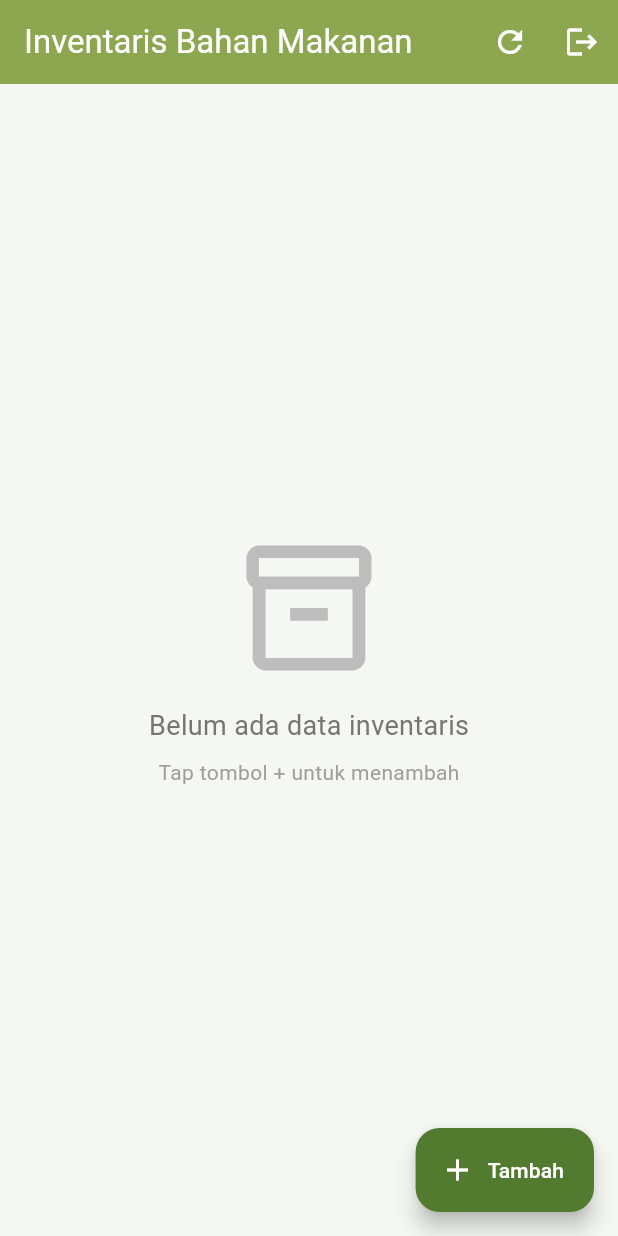
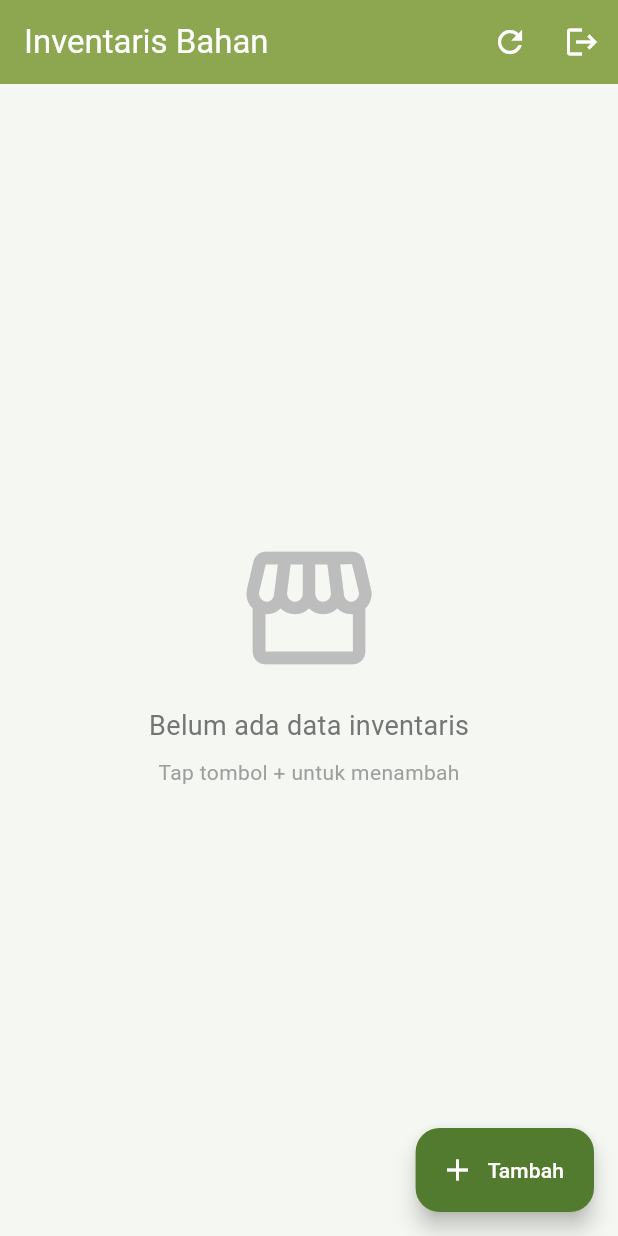
Before and after one commit to saahilmie/Responsi-2-Mobile-Paket-2-H1D023069, a Flutter app: the InventarisPage screen opened directly, on a phone screen of 412 x 824 dp. Run offline on Flutter 3.47's test engine with Material 3 defaults, Android fonts, the phone set to English and light mode, and no system bars; our stand-ins replace shared_preferences; accounts and stored records are empty; network calls fail.

Commit message:
Responsi 2 Mobile Paket 2 - H1D023069

```diff
--- a/lib/main.dart
+++ b/lib/main.dart
@@ -103,7 +103,8 @@ class _SplashCheckState extends State<SplashCheck> {
                 borderRadius: BorderRadius.circular(30),
               ),
               child: const Icon(
-                Icons.shopping_basket,
+                Icons.storefront
+,
                 size: 80,
                 color: Color(0xFF8da750),
               ),
@@ -121,7 +122,7 @@ class _SplashCheckState extends State<SplashCheck> {
             const Text(
               'Khonsaa',
               style: TextStyle(
-                fontSize: 16,
+                fontSize: 24,
                 color: Colors.white70,
               ),
             ),
--- a/lib/ui/inventaris_detail.dart
+++ b/lib/ui/inventaris_detail.dart
@@ -209,7 +209,8 @@ class _InventarisDetailState extends State<InventarisDetail> {
                                 borderRadius: BorderRadius.circular(16),
                               ),
                               child: const Icon(
-                                Icons.shopping_basket,
+                                Icons.storefront
+,
                                 size: 50,
                                 color: Color(0xFF8da750),
                               ),
--- a/lib/ui/inventaris_form.dart
+++ b/lib/ui/inventaris_form.dart
@@ -167,7 +167,8 @@ class _InventarisFormState extends State<InventarisForm> {
                           decoration: InputDecoration(
                             labelText: 'Nama Bahan Makanan',
                             hintText: 'Contoh: Beras Premium',
-                            prefixIcon: const Icon(Icons.shopping_basket),
+                            prefixIcon: const Icon(Icons.storefront
+),
                             border: OutlineInputBorder(
                               borderRadius: BorderRadius.circular(12),
                             ),
--- a/lib/ui/inventaris_page.dart
+++ b/lib/ui/inventaris_page.dart
@@ -131,7 +131,7 @@ class _InventarisPageState extends State<InventarisPage> {
     return Scaffold(
       backgroundColor: const Color(0xFFf5f8f2),
       appBar: AppBar(
-        title: Text('Inventaris Bahan Makanan ${_userName ?? ''}'),
+        title: Text('Inventaris Bahan ${_userName ?? ''}'),
         backgroundColor: const Color(0xFF8da750),
         foregroundColor: Colors.white,
         elevation: 0,
@@ -175,7 +175,7 @@ class _InventarisPageState extends State<InventarisPage> {
                     mainAxisAlignment: MainAxisAlignment.center,
                     children: [
                       Icon(
-                        Icons.inventory_2_outlined,
+                        Icons.storefront_outlined,
                         size: 100,
                         color: Colors.grey[400],
                       ),
@@ -240,7 +240,8 @@ class _InventarisPageState extends State<InventarisPage> {
                                         borderRadius: BorderRadius.circular(10),
                                       ),
                                       child: const Icon(
-                                        Icons.shopping_basket,
+                                        Icons.storefront
+,
                                         color: Color(0xFF8da750),
                                         size: 28,
                                       ),
--- a/lib/ui/login_page.dart
+++ b/lib/ui/login_page.dart
@@ -84,7 +84,8 @@ class _LoginPageState extends State<LoginPage> {
               children: [
                 const SizedBox(height: 40),
                 Icon(
-                  Icons.shopping_basket,
+                  Icons.storefront
+,
                   size: 80,
                   color: const Color(0xFF8da750),
                 ),
```
